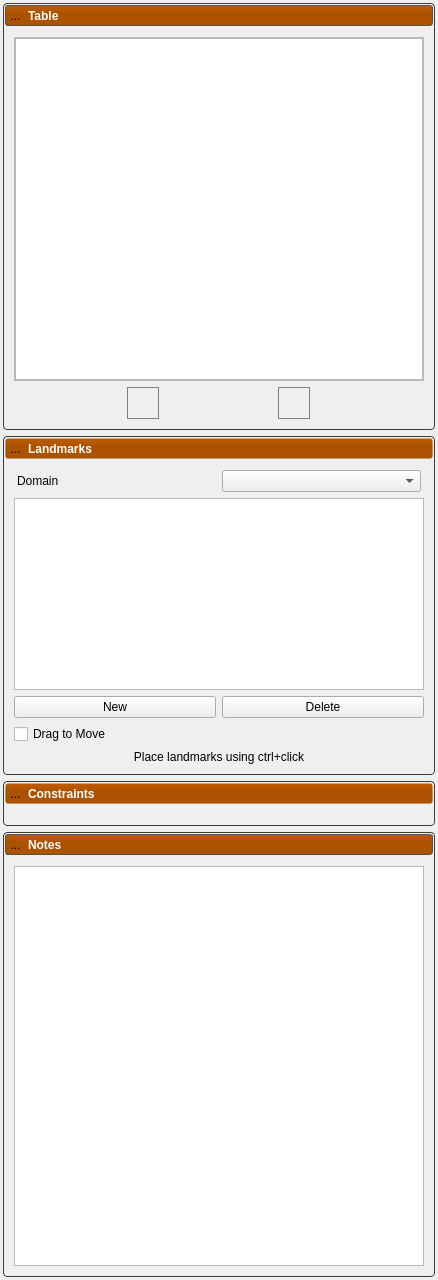
Above: Studio/src/Data/DataTool.ui from SCIInstitute/ShapeWorks before the change. Below: the same form after it.
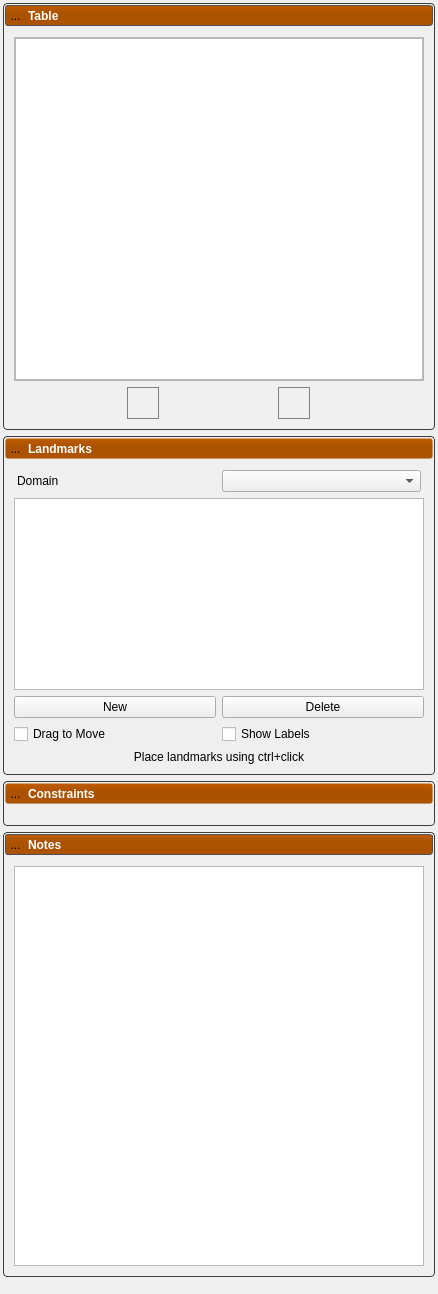
That is the form after the change. Icons and pictures are not drawn.

Commit message: Add option to show labels in 3d viewers

Patch:
```diff
--- a/Studio/src/Data/DataTool.ui
+++ b/Studio/src/Data/DataTool.ui
@@ -7,7 +7,7 @@
     <x>0</x>
     <y>0</y>
     <width>438</width>
-    <height>1272</height>
+    <height>1294</height>
    </rect>
   </property>
   <property name="windowTitle">
@@ -592,6 +592,13 @@
            </property>
           </widget>
          </item>
+         <item row="3" column="1">
+          <widget class="QCheckBox" name="show_landmark_labels">
+           <property name="text">
+            <string>Show Labels</string>
+           </property>
+          </widget>
+         </item>
         </layout>
        </widget>
       </item>
```
The commit also changes 4 other files.
